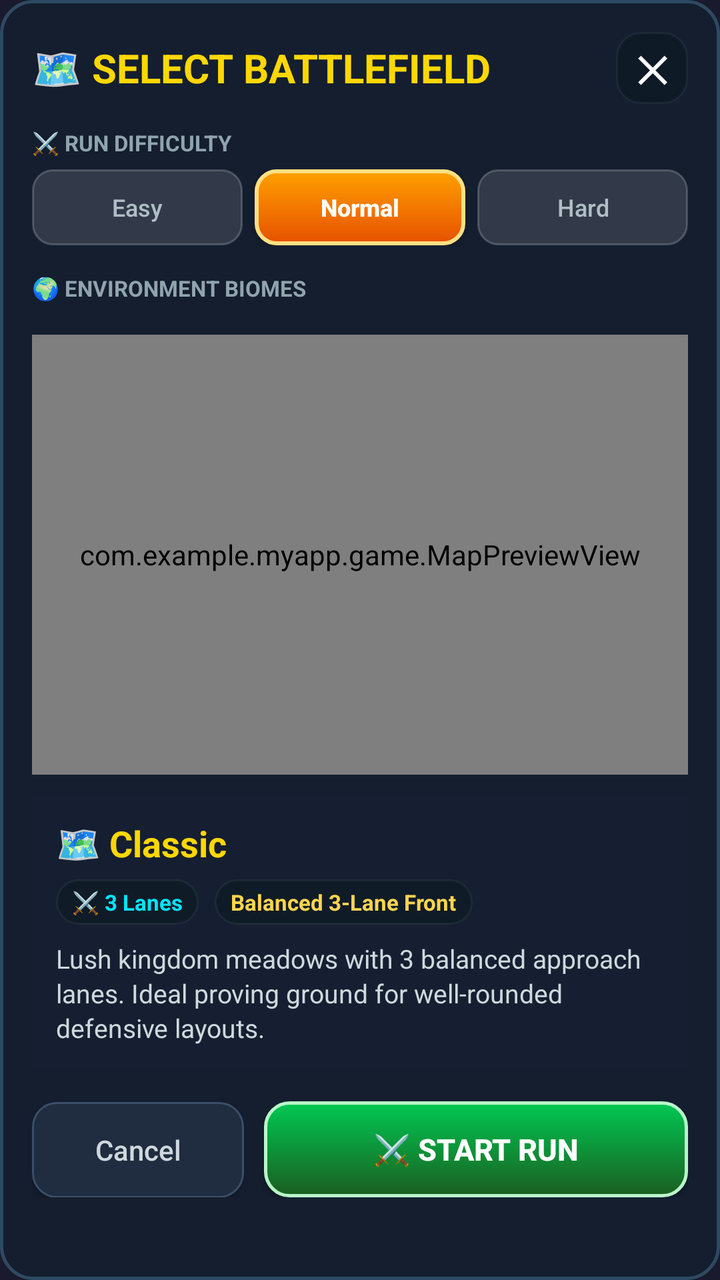
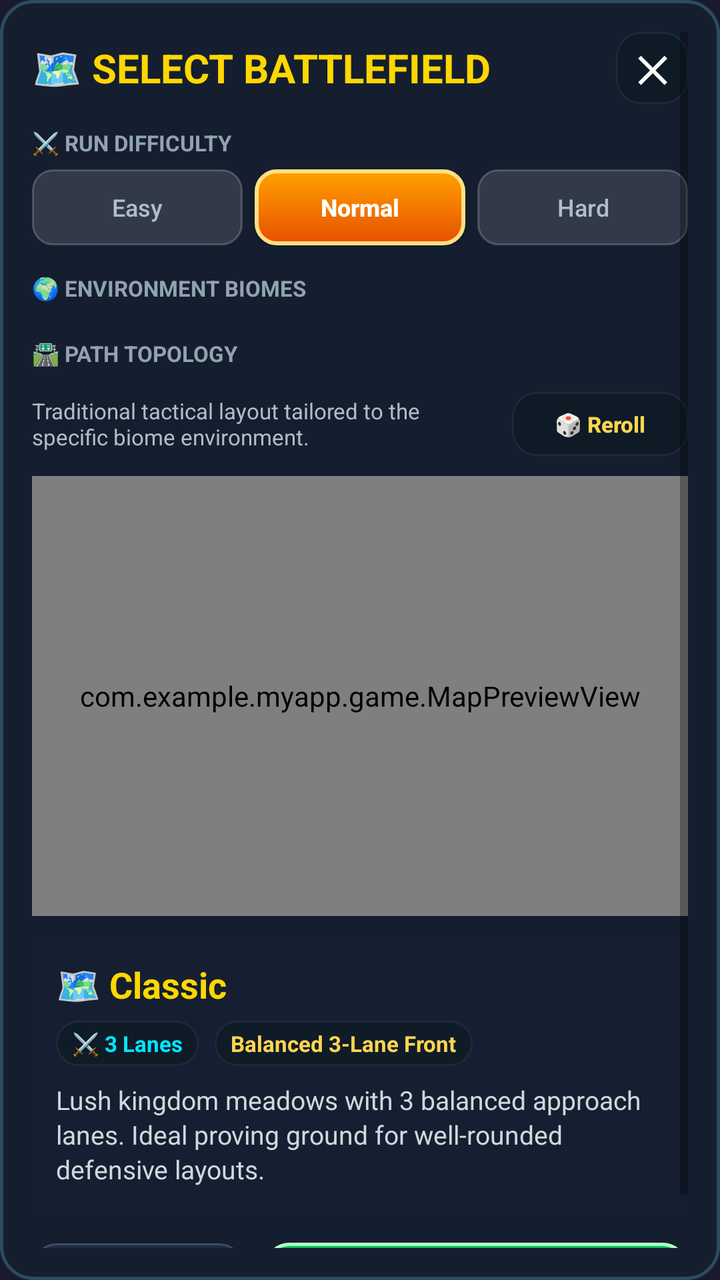

An Android layout rendered at two revisions. The XML below is the earlier revision; the diff shows what the commit changed to produce the second picture.
<!-- AndroidManifest.xml: application theme Theme.MyApp -->
<!-- res/layout/dialog_map_selection.xml -->
<?xml version="1.0" encoding="utf-8"?>
<ScrollView xmlns:android="http://schemas.android.com/apk/res/android"
    android:layout_width="match_parent"
    android:layout_height="wrap_content"
    android:background="@drawable/bg_card_glass"
    android:padding="16dp">

    <LinearLayout
        android:layout_width="match_parent"
        android:layout_height="wrap_content"
        android:orientation="vertical">

        
        <RelativeLayout
            android:layout_width="match_parent"
            android:layout_height="wrap_content">

            <TextView
                android:id="@+id/tv_dialog_title"
                android:layout_width="wrap_content"
                android:layout_height="wrap_content"
                android:layout_centerVertical="true"
                android:text="🗺️ SELECT BATTLEFIELD"
                android:textColor="@color/gold"
                android:textSize="20sp"
                android:textStyle="bold" />

            <TextView
                android:id="@+id/btn_close_dialog"
                android:layout_width="36dp"
                android:layout_height="36dp"
                android:layout_alignParentEnd="true"
                android:background="@drawable/bg_hud_chip"
                android:gravity="center"
                android:text="✕"
                android:textColor="@color/white"
                android:textSize="18sp"
                android:textStyle="bold" />
        </RelativeLayout>

        
        <TextView
            android:id="@+id/tv_diff_label"
            android:layout_width="wrap_content"
            android:layout_height="wrap_content"
            android:text="⚔️ RUN DIFFICULTY"
            android:textColor="#90A4AE"
            android:textSize="11sp"
            android:textStyle="bold"
            android:layout_marginTop="12dp" />

        <LinearLayout
            android:layout_width="match_parent"
            android:layout_height="wrap_content"
            android:orientation="horizontal"
            android:layout_marginTop="6dp">

            <Button
                android:id="@+id/btn_diff_easy"
                android:layout_width="0dp"
                android:layout_height="38dp"
                android:layout_weight="1"
                android:background="@drawable/bg_tab_inactive"
                android:text="Easy"
                android:textColor="#B0BEC5"
                android:textSize="12sp"
                android:textAllCaps="false" />

            <Button
                android:id="@+id/btn_diff_normal"
                android:layout_width="0dp"
                android:layout_height="38dp"
                android:layout_weight="1"
                android:layout_marginStart="6dp"
                android:background="@drawable/bg_tab_active"
                android:text="Normal"
                android:textColor="@color/white"
                android:textSize="12sp"
                android:textStyle="bold"
                android:textAllCaps="false" />

            <Button
                android:id="@+id/btn_diff_hard"
                android:layout_width="0dp"
                android:layout_height="38dp"
                android:layout_weight="1"
                android:layout_marginStart="6dp"
                android:background="@drawable/bg_tab_inactive"
                android:text="Hard"
                android:textColor="#B0BEC5"
                android:textSize="12sp"
                android:textAllCaps="false" />
        </LinearLayout>

        
        <TextView
            android:layout_width="wrap_content"
            android:layout_height="wrap_content"
            android:text="🌍 ENVIRONMENT BIOMES"
            android:textColor="#90A4AE"
            android:textSize="11sp"
            android:textStyle="bold"
            android:layout_marginTop="14dp" />

        <HorizontalScrollView
            android:layout_width="match_parent"
            android:layout_height="wrap_content"
            android:scrollbars="none"
            android:layout_marginTop="6dp">

            <LinearLayout
                android:id="@+id/container_biome_tabs"
                android:layout_width="wrap_content"
                android:layout_height="wrap_content"
                android:orientation="horizontal">
                
            </LinearLayout>
        </HorizontalScrollView>

        
        <com.example.myapp.game.MapPreviewView
            android:id="@+id/map_preview_view"
            android:layout_width="match_parent"
            android:layout_height="220dp"
            android:layout_marginTop="10dp" />

        
        <LinearLayout
            android:layout_width="match_parent"
            android:layout_height="wrap_content"
            android:orientation="vertical"
            android:background="#201E2E42"
            android:padding="12dp"
            android:layout_marginTop="10dp">

            <TextView
                android:id="@+id/tv_map_name"
                android:layout_width="wrap_content"
                android:layout_height="wrap_content"
                android:text="🗺️ Classic"
                android:textColor="@color/gold"
                android:textSize="18sp"
                android:textStyle="bold" />

            
            <LinearLayout
                android:layout_width="match_parent"
                android:layout_height="wrap_content"
                android:orientation="horizontal"
                android:layout_marginTop="6dp">

                <TextView
                    android:id="@+id/tv_lane_badge"
                    android:layout_width="wrap_content"
                    android:layout_height="wrap_content"
                    android:background="@drawable/bg_hud_chip"
                    android:paddingVertical="4dp"
                    android:paddingHorizontal="8dp"
                    android:text="⚔️ 3 Lanes"
                    android:textColor="#00E5FF"
                    android:textSize="11sp"
                    android:textStyle="bold" />

                <TextView
                    android:id="@+id/tv_tactical_badge"
                    android:layout_width="wrap_content"
                    android:layout_height="wrap_content"
                    android:layout_marginStart="8dp"
                    android:background="@drawable/bg_hud_chip"
                    android:paddingVertical="4dp"
                    android:paddingHorizontal="8dp"
                    android:text="Balanced 3-Lane Front"
                    android:textColor="#FFD54F"
                    android:textSize="11sp"
                    android:textStyle="bold" />
            </LinearLayout>

            <TextView
                android:id="@+id/tv_map_desc"
                android:layout_width="match_parent"
                android:layout_height="wrap_content"
                android:layout_marginTop="8dp"
                android:text="Lush kingdom meadows with 3 balanced approach lanes. Ideal proving ground for well-rounded defensive layouts."
                android:textColor="#CFD8DC"
                android:textSize="13sp"
                android:lineSpacingExtra="2dp" />
        </LinearLayout>

        
        <LinearLayout
            android:layout_width="match_parent"
            android:layout_height="wrap_content"
            android:orientation="horizontal"
            android:layout_marginTop="16dp">

            <Button
                android:id="@+id/btn_cancel_dialog"
                android:layout_width="0dp"
                android:layout_height="48dp"
                android:layout_weight="1"
                android:background="@drawable/bg_btn_action"
                android:text="Cancel"
                android:textColor="#CFD8DC"
                android:textSize="14sp"
                android:textAllCaps="false" />

            <Button
                android:id="@+id/btn_start_run"
                android:layout_width="0dp"
                android:layout_height="48dp"
                android:layout_weight="2"
                android:layout_marginStart="10dp"
                android:background="@drawable/bg_btn_green"
                android:text="⚔️ START RUN"
                android:textColor="@color/white"
                android:textSize="15sp"
                android:textStyle="bold"
                android:textAllCaps="false" />
        </LinearLayout>

    </LinearLayout>
</ScrollView>
<!-- resources referenced by this layout -->
<resources>
  <color name="gold">#FFFFD700</color>
  <color name="white">#FFFFFFFF</color>
  <!-- drawable bg_btn_action (drawable) -->
  ﻿<?xml version="1.0" encoding="utf-8"?>
  <ripple xmlns:android="http://schemas.android.com/apk/res/android"
      android:color="@color/ripple_light">
      <item>
          <shape android:shape="rectangle">
              <solid android:color="@color/btn_card_bg" />
              <corners android:radius="12dp" />
              <stroke android:width="1dp" android:color="@color/btn_card_border" />
          </shape>
      </item>
  </ripple>
  <!-- drawable bg_btn_green (drawable) -->
  ﻿<?xml version="1.0" encoding="utf-8"?>
  <ripple xmlns:android="http://schemas.android.com/apk/res/android"
      android:color="@color/ripple_light">
      <item>
          <shape android:shape="rectangle">
              <gradient
                  android:angle="270"
                  android:startColor="@color/btn_action_green"
                  android:endColor="@color/btn_action_green_dark" />
              <corners android:radius="12dp" />
              <stroke android:width="1.5dp" android:color="#B9F6CA" />
          </shape>
      </item>
  </ripple>
  <!-- drawable bg_card_glass (drawable) -->
  ﻿<?xml version="1.0" encoding="utf-8"?>
  <shape xmlns:android="http://schemas.android.com/apk/res/android"
      android:shape="rectangle">
      <solid android:color="@color/surface_glass" />
      <corners android:radius="16dp" />
      <stroke android:width="1.5dp" android:color="@color/surface_glass_border" />
  </shape>
  <!-- drawable bg_hud_chip (drawable) -->
  ﻿<?xml version="1.0" encoding="utf-8"?>
  <shape xmlns:android="http://schemas.android.com/apk/res/android"
      android:shape="rectangle">
      <solid android:color="@color/hud_chip_bg" />
      <corners android:radius="12dp" />
      <stroke android:width="1dp" android:color="@color/hud_chip_border" />
  </shape>
  <!-- drawable bg_tab_active (drawable) -->
  <?xml version="1.0" encoding="utf-8"?>
  <shape xmlns:android="http://schemas.android.com/apk/res/android"
      android:shape="rectangle">
      <gradient
          android:angle="270"
          android:startColor="#FFA000"
          android:endColor="#E65100" />
      <corners android:radius="10dp" />
      <stroke android:width="2dp" android:color="#FFE082" />
  </shape>
  <!-- drawable bg_tab_inactive (drawable) -->
  ﻿<?xml version="1.0" encoding="utf-8"?>
  <ripple xmlns:android="http://schemas.android.com/apk/res/android"
      android:color="@color/ripple_light">
      <item>
          <shape android:shape="rectangle">
              <solid android:color="#20FFFFFF" />
              <corners android:radius="10dp" />
              <stroke android:width="1dp" android:color="#33FFFFFF" />
          </shape>
      </item>
  </ripple>
  <style name="Theme.MyApp" parent="Theme.MaterialComponents.DayNight.NoActionBar">
          <item name="colorPrimary">@color/bg_header</item>
          <item name="colorPrimaryVariant">@color/bg_dark</item>
          <item name="colorOnPrimary">@color/gold</item>
          <item name="colorSecondary">@color/gold</item>
          <item name="colorSecondaryVariant">@color/gold</item>
          <item name="colorOnSecondary">@color/bg_dark</item>
          <item name="android:statusBarColor">@color/bg_header</item>
          <item name="android:navigationBarColor">@color/bg_dark</item>
          <item name="android:windowBackground">@color/bg_dark</item>
      </style>
  <color name="ripple_light">#33FFFFFF</color>
  <color name="btn_card_bg">#202C3F</color>
  <color name="btn_card_border">#3B4E68</color>
  <color name="btn_action_green">#00C853</color>
  <color name="btn_action_green_dark">#1B5E20</color>
  <color name="surface_glass">#EE141F30</color>
  <color name="surface_glass_border">#2E4A62</color>
  <color name="hud_chip_bg">#D90F1A26</color>
  <color name="hud_chip_border">#33455A64</color>
  <color name="bg_header">#FF16213E</color>
  <color name="bg_dark">#FF1A1A2E</color>
</resources>

<!-- the commit's change to res/layout/dialog_map_selection.xml (unified diff, before → after) -->
@@ -116,6 +116,61 @@
                 
             </LinearLayout>
         </HorizontalScrollView>
+
+        
+        <TextView
+            android:id="@+id/tv_topology_label"
+            android:layout_width="wrap_content"
+            android:layout_height="wrap_content"
+            android:text="🛣️ PATH TOPOLOGY"
+            android:textColor="#90A4AE"
+            android:textSize="11sp"
+            android:textStyle="bold"
+            android:layout_marginTop="12dp" />
+
+        <HorizontalScrollView
+            android:layout_width="match_parent"
+            android:layout_height="wrap_content"
+            android:scrollbars="none"
+            android:layout_marginTop="6dp">
+
+            <LinearLayout
+                android:id="@+id/container_topology_tabs"
+                android:layout_width="wrap_content"
+                android:layout_height="wrap_content"
+                android:orientation="horizontal" />
+        </HorizontalScrollView>
+
+        
+        <LinearLayout
+            android:layout_width="match_parent"
+            android:layout_height="wrap_content"
+            android:orientation="horizontal"
+            android:gravity="center_vertical"
+            android:layout_marginTop="6dp">
+
+            <TextView
+                android:id="@+id/tv_topology_desc"
+                android:layout_width="0dp"
+                android:layout_height="wrap_content"
+                android:layout_weight="1"
+                android:text="Traditional tactical layout tailored to the specific biome environment."
+                android:textColor="#B0BEC5"
+                android:textSize="11sp" />
+
+            <Button
+                android:id="@+id/btn_reroll_seed"
+                android:layout_width="wrap_content"
+                android:layout_height="32dp"
+                android:layout_marginStart="8dp"
+                android:background="@drawable/bg_hud_chip"
+                android:text="🎲 Reroll"
+                android:textColor="#FFD54F"
+                android:textSize="11sp"
+                android:textStyle="bold"
+                android:paddingHorizontal="10dp"
+                android:textAllCaps="false" />
+        </LinearLayout>
 
         
         <com.example.myapp.game.MapPreviewView
